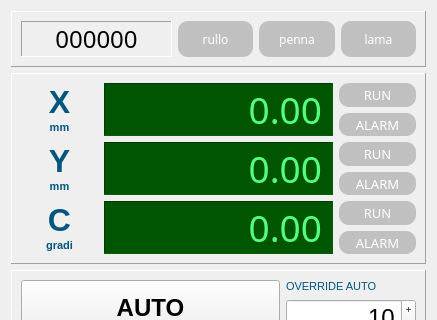
Qt form ui/njstatusframe.ui (gbilanc/opy3_m3) before a commit; both pictures show x 0 to 437 and y 0 to 320 of the 437 by 774 pixel window.
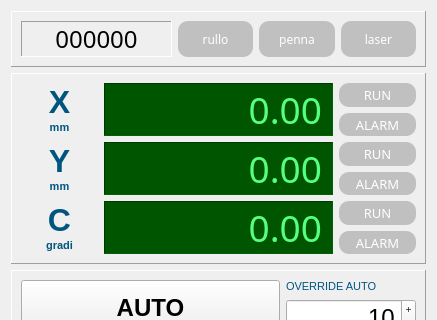
The same form after that commit.

Commit message: sostituito lama con laser

Diff of the .ui file:
```diff
--- a/ui/njstatusframe.ui
+++ b/ui/njstatusframe.ui
@@ -113,7 +113,7 @@
          <enum>QFrame::Plain</enum>
         </property>
         <property name="text">
-         <string>lama</string>
+         <string>laser</string>
         </property>
         <property name="alignment">
          <set>Qt::AlignCenter</set>
```
Left out of the diff: 2 changed lines with no effect on the pictures. The commit also changes 13 other files.
